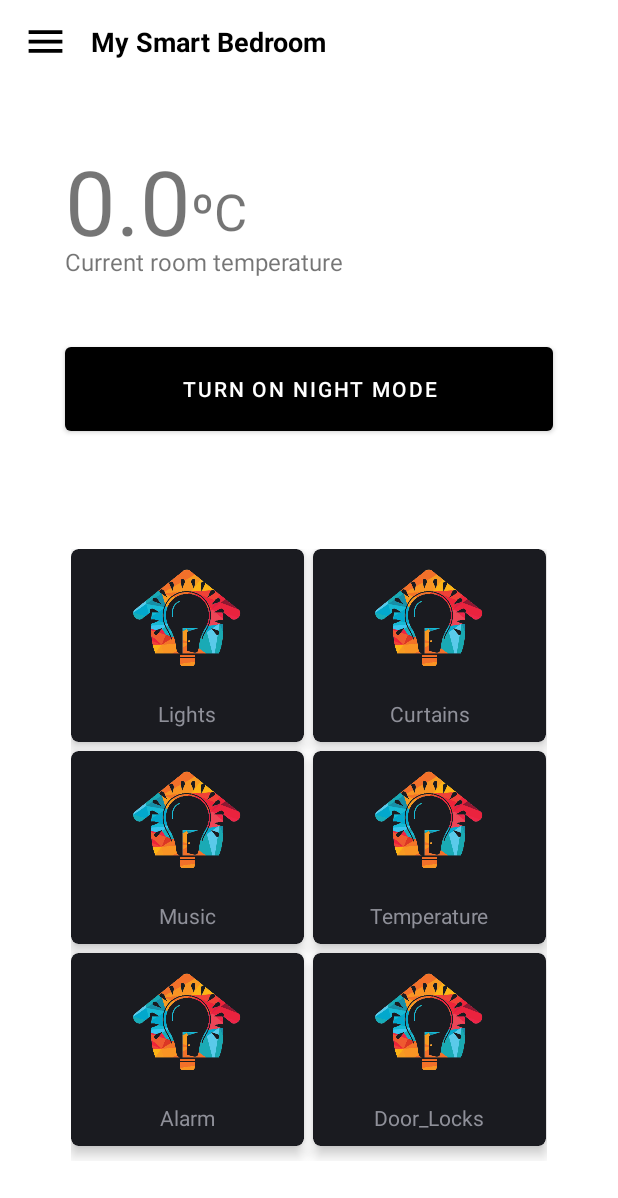
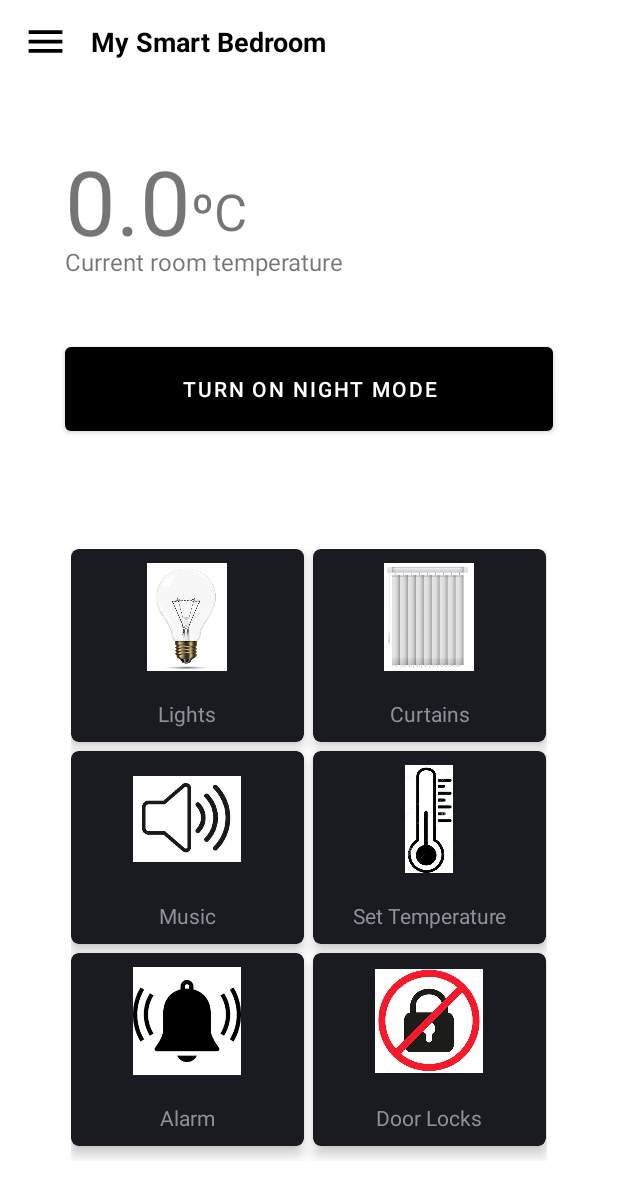
Before and after one commit to brendonrodrigues1999/My-Smart-Bedroom, an Android app: the DashboardFragment screen opened directly, with no data from a screen before it, on a phone screen of 412 x 824 dp. Shown: the top 1198 px of the screen. Run offline under Robolectric (Android 15) with nearby library versions, the phone set to English and light mode, and no system bars; our stand-ins replace Firebase (no records; nobody signed in at launch, a user with empty details on screens opened directly), navigation-ui; 2 statements that could not run were skipped.

Commit message:
Android: added all icons to gridview on main page

```diff
--- a/app/src/main/AndroidManifest.xml
+++ b/app/src/main/AndroidManifest.xml
@@ -13,9 +13,6 @@
         android:supportsRtl="true"
         android:theme="@style/Theme.MySmartBedroom"
         tools:targetApi="31">
-        <activity
-            android:name=".ProfileActivity"
-            android:exported="false" />
         <activity
             android:name=".RegisterUserActivity"
             android:exported="false" />
--- a/app/src/main/java/com/example/mysmartbedroom/DashboardFragment.kt
+++ b/app/src/main/java/com/example/mysmartbedroom/DashboardFragment.kt
@@ -7,11 +7,8 @@ import androidx.fragment.app.Fragment
 import android.view.LayoutInflater
 import android.view.View
 import android.view.ViewGroup
-import android.widget.AdapterView
-import android.widget.GridView
-import android.widget.TextView
-import android.widget.Toast
-import androidx.navigation.fragment.findNavController
+import android.widget.*
+import androidx.core.view.get
 import com.example.mysmartbedroom.classes.Bedroom
 import com.example.mysmartbedroom.classes.GridViewModal
 import com.google.firebase.auth.FirebaseAuth
@@ -52,15 +49,15 @@ class DashboardFragment : Fragment() {
         val tempView = view.findViewById<TextView>(R.id.temperatureView)
         auth = FirebaseAuth.getInstance()
         val ref = FirebaseDatabase.getInstance().getReference(auth.currentUser?.uid.toString())
-        var bedroom = Bedroom("","",0.0,"","")
+        var bedroom = Bedroom("","",0.0,"","","","")
         iotGRV = view.findViewById(R.id.gridView)
         iotList = ArrayList<GridViewModal>()
-        iotList = iotList + GridViewModal("Lights",R.drawable.logo)
-        iotList = iotList + GridViewModal("Curtains",R.drawable.logo)
-        iotList = iotList + GridViewModal("Music",R.drawable.logo)
-        iotList = iotList + GridViewModal("Temperature",R.drawable.logo)
-        iotList = iotList + GridViewModal("Alarm",R.drawable.logo)
-        iotList = iotList + GridViewModal("Door_Locks",R.drawable.logo)
+        iotList = iotList + GridViewModal("Lights",R.drawable.lights_on)
+        iotList = iotList + GridViewModal("Curtains",R.drawable.closed_curtains)
+        iotList = iotList + GridViewModal("Music",R.drawable.music_on)
+        iotList = iotList + GridViewModal("Set Temperature",R.drawable.no_temp)
+        iotList = iotList + GridViewModal("Alarm",R.drawable.alarm)
+        iotList = iotList + GridViewModal("Door Locks",R.drawable.locked)
 
         val iotAdapter = context?.let { GridAdapter(iotList = iotList, it.applicationContext) }
         iotGRV.adapter = iotAdapter
@@ -84,11 +81,11 @@ class DashboardFragment : Fragment() {
                     }else{
                         ref.child("Music").setValue("on")
                     }
-                "Temperature" ->
+                "Set Temperature" ->
                     startActivity(Intent(context?.applicationContext, ProfileFragment::class.java))
                 "Alarm" ->
                     startActivity(Intent(context?.applicationContext, ProfileFragment::class.java))
-                "Door_Locks" ->
+                "Door Locks" ->
                     if(bedroom.Door_Locks == "locked"){
                         ref.child("Door_Locks").setValue("unlocked")
                     }else{
@@ -102,8 +99,34 @@ class DashboardFragment : Fragment() {
             override fun onDataChange(dataSnapshot : DataSnapshot) {
                 Log.w("TAG", dataSnapshot.toString())
                 bedroom = dataSnapshot.getValue(Bedroom::class.java)!!
-
                 tempView.text = bedroom.Temperature.toString()
+                if(bedroom.Lights=="on"){
+                    iotGRV.get(0).findViewById<ImageView>(R.id.iotIcon).setImageResource(R.drawable.lights_on)
+                }else if(bedroom.Lights=="off"){
+                    iotGRV.get(0).findViewById<ImageView>(R.id.iotIcon).setImageResource(R.drawable.lights_off)
+                }
+                if(bedroom.Curtains=="open"){
+                    iotGRV.get(1).findViewById<ImageView>(R.id.iotIcon).setImageResource(R.drawable.open_curtains)
+                }else if(bedroom.Curtains=="close"){
+                    iotGRV.get(1).findViewById<ImageView>(R.id.iotIcon).setImageResource(R.drawable.closed_curtains)
+                }
+                if(bedroom.Music=="on"){
+                    iotGRV.get(2).findViewById<ImageView>(R.id.iotIcon).setImageResource(R.drawable.music_on)
+                }else if(bedroom.Music=="off"){
+                    iotGRV.get(2).findViewById<ImageView>(R.id.iotIcon).setImageResource(R.drawable.music_off)
+                }
+                if(bedroom.Door_Locks=="locked"){
+                    iotGRV.get(5).findViewById<ImageView>(R.id.iotIcon).setImageResource(R.drawable.locked)
+                }else if(bedroom.Door_Locks=="unlocked"){
+                    iotGRV.get(5).findViewById<ImageView>(R.id.iotIcon).setImageResource(R.drawable.unlocked)
+                }
+                if(bedroom.Heater!="off"){
+                    iotGRV.get(3).findViewById<ImageView>(R.id.iotIcon).setImageResource(R.drawable.heater)
+                }else if(bedroom.AC!="off"){
+                    iotGRV.get(3).findViewById<ImageView>(R.id.iotIcon).setImageResource(R.drawable.air_conditioner)
+                }else{
+                    iotGRV.get(3).findViewById<ImageView>(R.id.iotIcon).setImageResource(R.drawable.no_temp)
+                }
             }
             override fun onCancelled(databaseError: DatabaseError) {
                 Log.w("TAG", "loadPost:onCancelled", databaseError.toException())
--- a/app/src/main/java/com/example/mysmartbedroom/RegisterUserActivity.kt
+++ b/app/src/main/java/com/example/mysmartbedroom/RegisterUserActivity.kt
@@ -45,6 +45,8 @@ class RegisterUserActivity : AppCompatActivity() {
                                     ref.child("Temperature").setValue(0)
                                     ref.child("Music").setValue("off")
                                     ref.child("Door_Locks").setValue("locked")
+                                    ref.child("Heater").setValue(0)
+                                    ref.child("AC").setValue(0)
                                     Toast.makeText(this,"User Added!", Toast.LENGTH_SHORT).show()
                                     startActivity(Intent(applicationContext, MainActivity::class.java))
                                     finish()
--- a/app/src/main/java/com/example/mysmartbedroom/classes/Bedroom.kt
+++ b/app/src/main/java/com/example/mysmartbedroom/classes/Bedroom.kt
@@ -1,5 +1,5 @@
 package com.example.mysmartbedroom.classes
 
-class Bedroom(var Curtains: String, var Door_Locks: String, var Temperature: Double, var Lights: String, var Music: String) {
-    constructor(): this ("","",0.0,"","")
+class Bedroom(var Curtains: String, var Door_Locks: String, var Temperature: Double,var AC:String, var Lights: String, var Music: String, var Heater: String) {
+    constructor(): this ("","",0.0,"","","","")
 }
```
Also changed, not shown: app/src/main/res/drawable/air_conditioner.jpg (added), app/src/main/res/drawable/alarm.png (added), app/src/main/res/drawable/closed_curtains.jpg (added), app/src/main/res/drawable/heater.jpg (added), app/src/main/res/drawable/lights_off.jpg (added), app/src/main/res/drawable/lights_on.jpg (added), app/src/main/res/drawable/locked.jpg (added), app/src/main/res/drawable/music_off.jpg (added), app/src/main/res/drawable/music_on.jpg (added), app/src/main/res/drawable/no_temp.jpg (added), app/src/main/res/drawable/open_curtains.jpg (added), app/src/main/res/drawable/unlocked.jpg (added).
